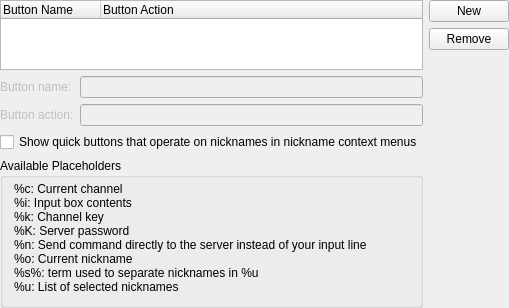
KDE/konversation, file src/config/quickbuttons_configui.ui: the form before one commit.
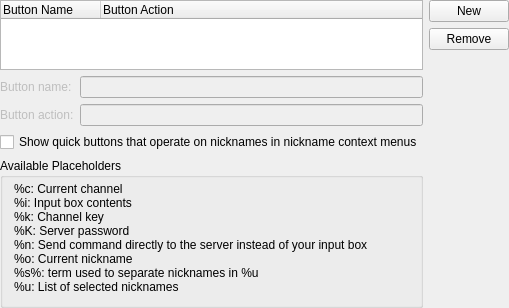
The form after the commit. Custom widgets are drawn as their Qt base class.

Commit message: We use box elsewhere.

The edit to the form file:
```diff
--- a/src/config/quickbuttons_configui.ui
+++ b/src/config/quickbuttons_configui.ui
@@ -39,7 +39,7 @@
 %i: Input box contents
 %k: Channel key
 %K: Server password
-%n: Send command directly to the server instead of your input line
+%n: Send command directly to the server instead of your input box
 %o: Current nickname
 %s&lt;term&gt;%: term used to separate nicknames in %u
 %u: List of selected nicknames</string>
```
